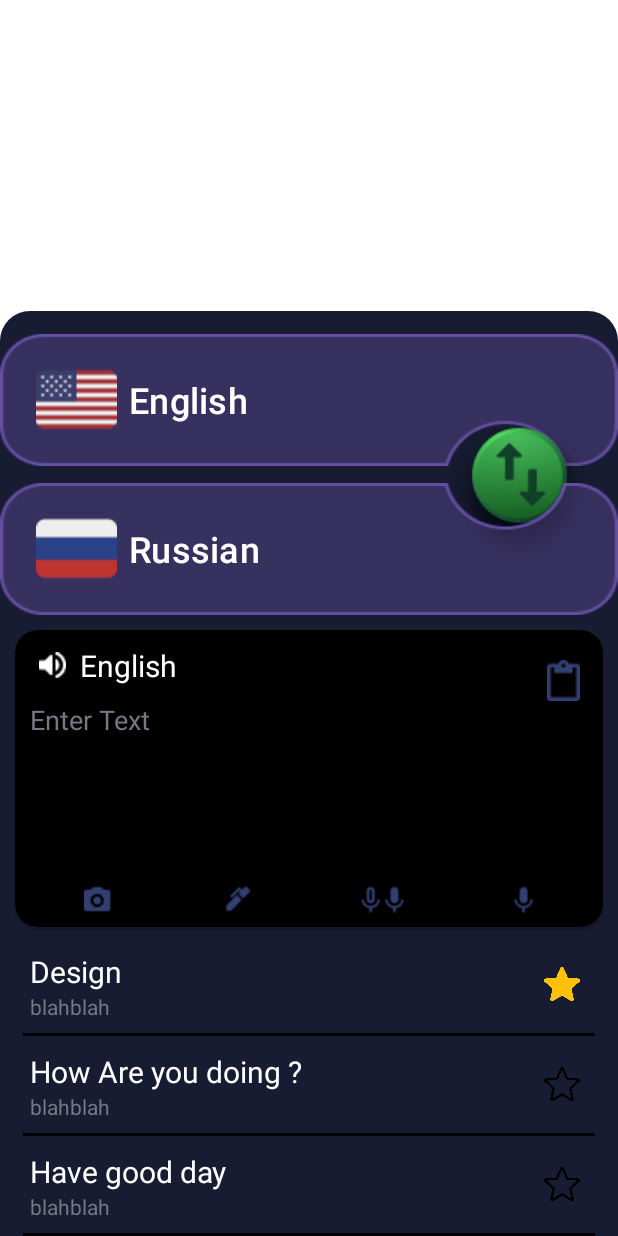
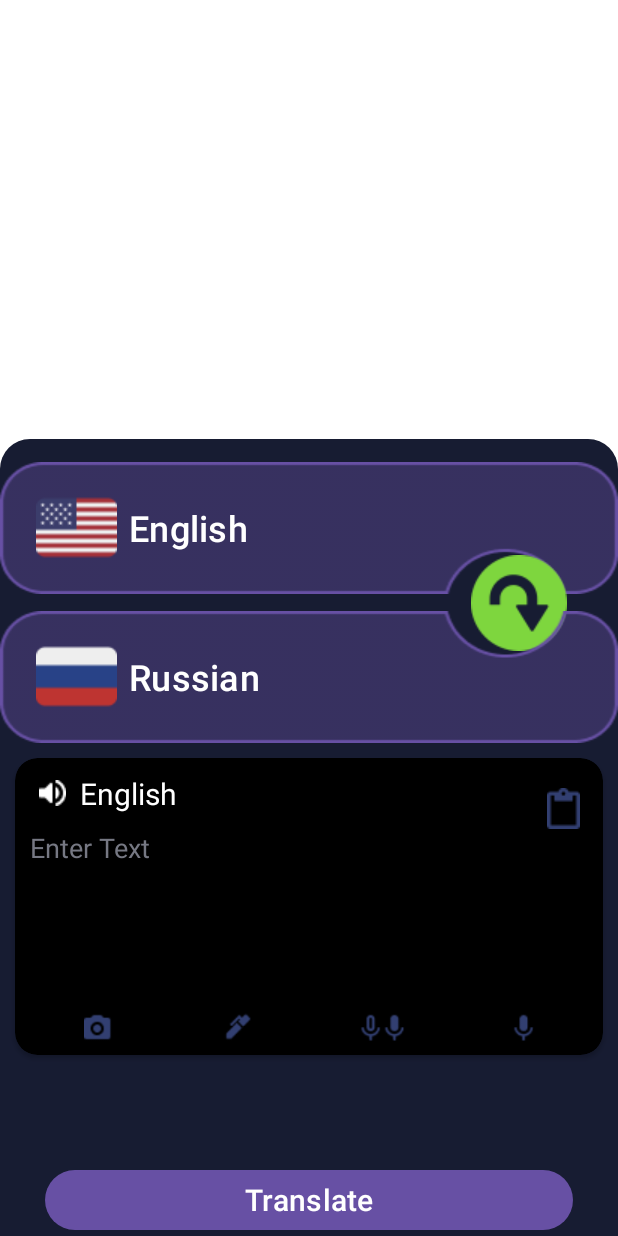
Before and after one commit to zeeshantaj/Translator_App, an Android app: the screen it shows after launch (MainActivity), on a phone screen of 412 x 824 dp. Run offline under Robolectric (Android 15) with nearby library versions, the phone set to English and light mode, and no system bars.

Commit message:
first3 commit

```diff
--- a/app/build.gradle
+++ b/app/build.gradle
@@ -26,6 +26,7 @@ android {
         sourceCompatibility JavaVersion.VERSION_1_8
         targetCompatibility JavaVersion.VERSION_1_8
     }
+
 }
 
 dependencies {
@@ -36,4 +37,6 @@ dependencies {
     testImplementation 'junit:junit:4.13.2'
     androidTestImplementation 'androidx.test.ext:junit:1.1.5'
     androidTestImplementation 'androidx.test.espresso:espresso-core:3.5.1'
+
+  //  implementation 'com.google.cloud:google-cloud-translate:2.6.0'
 }
--- a/app/src/main/java/com/example/langauage_translator_app/MainActivity.java
+++ b/app/src/main/java/com/example/langauage_translator_app/MainActivity.java
@@ -2,13 +2,69 @@ package com.example.langauage_translator_app;
 
 import androidx.appcompat.app.AppCompatActivity;
 
+import android.animation.AnimatorSet;
+import android.animation.ObjectAnimator;
+import android.os.AsyncTask;
 import android.os.Bundle;
+import android.view.View;
+import android.view.animation.Animation;
+import android.view.animation.AnimationUtils;
+import android.view.animation.RotateAnimation;
+import android.widget.Button;
+import android.widget.EditText;
+import android.widget.ImageView;
+import android.widget.TextView;
+
 
 public class MainActivity extends AppCompatActivity {
 
+    private ImageView arrowBtn;
+    private TextView translatedTxt;
+    private EditText editText;
+    private Button translateBtn;
     @Override
     protected void onCreate(Bundle savedInstanceState) {
         super.onCreate(savedInstanceState);
         setContentView(R.layout.activity_main);
+
+        arrowBtn = findViewById(R.id.arrowBtn);
+        translatedTxt = findViewById(R.id.translatedTxt);
+        editText = findViewById(R.id.editText);
+        translateBtn = findViewById(R.id.translateBtn);
+        arrowBtn.setOnClickListener(new View.OnClickListener() {
+            @Override
+            public void onClick(View v) {
+
+                startAnimation();
+            }
+        });
+        translateBtn.setOnClickListener(v -> {
+            String textToTranslate = editText.getText().toString().trim();
+            translateText(textToTranslate);
+        });
+
+
     }
+    private void startAnimation() {
+
+        ObjectAnimator animator = ObjectAnimator.ofFloat(arrowBtn,"rotation",0f,360f);
+        animator.setDuration(1000);
+        AnimatorSet animatorSet = new AnimatorSet();
+        animatorSet.playTogether(animator);
+        animatorSet.start();
+
+    }
+    private String translateText(String textToTranslate) {
+        String translatedText = "";
+
+        // Translate the text from English to Urdu
+//        Translate translate = TranslateOptions.getDefaultInstance().getService();
+//        Translation translation = translate.translate(textToTranslate,
+//                Translate.TranslateOption.targetLanguage("ur"));
+//
+//        translatedText = translation.getTranslatedText();
+        return translatedText;
+    }
+
+
 }
--- /dev/null
+++ b/app/src/main/res/anim/rotate_anim.xml
@@ -0,0 +1,6 @@
+<?xml version="1.0" encoding="utf-8"?>
+<set xmlns:android="http://schemas.android.com/apk/res/android">
+
+    <rotate android:fromDegrees="180"/>
+
+</set>
--- a/app/src/main/res/layout/activity_main.xml
+++ b/app/src/main/res/layout/activity_main.xml
@@ -8,11 +8,12 @@
     android:background="@color/white">
 
 
+
+
     <androidx.constraintlayout.widget.ConstraintLayout
         android:id="@+id/constraintLayout"
         android:layout_width="match_parent"
         android:layout_height="wrap_content"
-
         android:background="@drawable/bottom_sheet_bg"
         app:layout_constraintBottom_toBottomOf="parent"
         app:layout_constraintEnd_toEndOf="parent"
@@ -35,11 +36,11 @@
             android:id="@+id/arrowBtn"
             android:layout_width="wrap_content"
             android:layout_height="wrap_content"
-            android:layout_marginTop="70dp"
-            android:layout_marginEnd="14dp"
-            android:src="@drawable/arrow_btn"
+            android:layout_marginEnd="34dp"
+            android:src="@drawable/down_arrow"
+            app:layout_constraintBottom_toBottomOf="@+id/russianBtn"
             app:layout_constraintEnd_toEndOf="@+id/englishBtn"
-            app:layout_constraintTop_toTopOf="parent" />
+            app:layout_constraintTop_toTopOf="@+id/englishBtn" />
 
         <Button
             android:id="@+id/russianBtn"
@@ -119,145 +120,174 @@
 
         </androidx.cardview.widget.CardView>
 
-        <RelativeLayout
-            android:id="@+id/designRelative"
-            android:layout_width="match_parent"
+
+        <TextView
+            android:id="@+id/translatedTxt"
+            android:layout_width="0dp"
             android:layout_height="wrap_content"
-            android:layout_marginTop="6dp"
-            app:layout_constraintTop_toBottomOf="@id/edCard">
+            app:layout_constraintTop_toBottomOf="@id/edCard"
+            android:textSize="24sp"
+            android:padding="20dp"
+            app:layout_constraintStart_toStartOf="@id/edCard"
+            app:layout_constraintEnd_toEndOf="@id/edCard"
+            app:layout_constraintBottom_toTopOf="@id/translateBtn"
+            android:textColor="@color/white"/>
 
-            <TextView
-                android:id="@+id/wordTxt"
-                android:layout_width="wrap_content"
-                android:layout_height="wrap_content"
-                android:layout_marginStart="20dp"
-                android:layout_marginTop="10dp"
-                android:text="Design"
-                android:textColor="@color/white"
-                android:textSize="20sp" />
-
-            <TextView
-                android:id="@+id/meaning"
-                android:layout_width="wrap_content"
-                android:layout_height="wrap_content"
-                android:layout_below="@+id/wordTxt"
-                android:layout_alignStart="@id/wordTxt"
-                android:text="blahblah"
-                android:textColor="@color/grey" />
+        <Button
+            android:id="@+id/translateBtn"
+            android:layout_width="0dp"
+            android:layout_height="wrap_content"
+            android:text="Translate"
+            android:textColor="@color/white"
+            android:textSize="20sp"
+            android:textAllCaps="false"
+            android:layout_marginStart="20dp"
+            android:layout_marginEnd="20dp"
+            app:layout_constraintEnd_toEndOf="@+id/translatedTxt"
+            app:layout_constraintStart_toStartOf="@+id/translatedTxt"
+            app:layout_constraintTop_toBottomOf="@id/translatedTxt" />
 
 
-            <ImageView
-                android:layout_width="24dp"
-                android:layout_height="24dp"
-                android:layout_alignParentEnd="true"
-                android:layout_marginTop="20dp"
-                android:layout_marginEnd="25dp"
-                android:src="@drawable/star_filled" />
+
+<!--        <RelativeLayout-->
+<!--            android:id="@+id/designRelative"-->
+<!--            android:layout_width="match_parent"-->
+<!--            android:layout_height="wrap_content"-->
+<!--            android:layout_marginTop="6dp"-->
+<!--            app:layout_constraintTop_toBottomOf="@id/edCard">-->
+
+<!--            <TextView-->
+<!--                android:id="@+id/wordTxt"-->
+<!--                android:layout_width="wrap_content"-->
+<!--                android:layout_height="wrap_content"-->
+<!--                android:layout_marginStart="20dp"-->
+<!--                android:layout_marginTop="10dp"-->
+<!--                android:text="Design"-->
+<!--                android:textColor="@color/white"-->
+<!--                android:textSize="20sp" />-->
+
+<!--            <TextView-->
+<!--                android:id="@+id/meaning"-->
+<!--                android:layout_width="wrap_content"-->
+<!--                android:layout_height="wrap_content"-->
+<!--                android:layout_below="@+id/wordTxt"-->
+<!--                android:layout_alignStart="@id/wordTxt"-->
+<!--                android:text="blahblah"-->
+<!--                android:textColor="@color/grey" />-->
 
 
-        </RelativeLayout>
-
-        <View
-            android:id="@+id/view1"
-            android:layout_width="match_parent"
-            android:layout_height="2dp"
-            android:layout_marginStart="15dp"
-            android:layout_marginTop="8dp"
-            android:layout_marginEnd="15dp"
-            android:background="@color/black"
-            app:layout_constraintTop_toBottomOf="@id/designRelative" />
+<!--            <ImageView-->
+<!--                android:layout_width="24dp"-->
+<!--                android:layout_height="24dp"-->
+<!--                android:layout_alignParentEnd="true"-->
+<!--                android:layout_marginTop="20dp"-->
+<!--                android:layout_marginEnd="25dp"-->
+<!--                android:src="@drawable/star_filled" />-->
 
 
-        <RelativeLayout
-            android:id="@+id/relative2"
-            android:layout_width="match_parent"
-            android:layout_height="wrap_content"
-            app:layout_constraintTop_toBottomOf="@id/view1">
+<!--        </RelativeLayout>-->
 
-            <TextView
-                android:id="@+id/wordTxt2"
-                android:layout_width="wrap_content"
-                android:layout_height="wrap_content"
-                android:layout_marginStart="20dp"
-                android:layout_marginTop="10dp"
-                android:text="How Are you doing ?"
-                android:textColor="@color/white"
-                android:textSize="20sp" />
-
-            <ImageView
-                android:layout_width="24dp"
-                android:layout_height="24dp"
-                android:layout_alignParentEnd="true"
-                android:layout_marginTop="20dp"
-                android:layout_marginEnd="25dp"
-                android:src="@drawable/star" />
-
-            <TextView
-                android:id="@+id/meaning2"
-                android:layout_width="wrap_content"
-                android:layout_height="wrap_content"
-                android:layout_below="@+id/wordTxt2"
-                android:layout_alignStart="@id/wordTxt2"
-                android:text="blahblah"
-                android:textColor="@color/grey" />
-        </RelativeLayout>
-
-        <View
-            android:id="@+id/view2"
-            android:layout_width="match_parent"
-            android:layout_height="2dp"
-            android:layout_marginStart="15dp"
-            android:layout_marginTop="8dp"
-            android:layout_marginEnd="15dp"
-            android:background="@color/black"
-            app:layout_constraintTop_toBottomOf="@id/relative2" />
-
-        <RelativeLayout
-            android:id="@+id/relative3"
-            android:layout_width="match_parent"
-            android:layout_height="wrap_content"
-            app:layout_constraintTop_toBottomOf="@id/view2">
-
-            <TextView
-                android:id="@+id/wordTxt1"
-                android:layout_width="wrap_content"
-                android:layout_height="wrap_content"
-                android:layout_marginStart="20dp"
-                android:layout_marginTop="10dp"
-                android:text="Have good day"
-                android:textColor="@color/white"
-                android:textSize="20sp" />
-
-            <ImageView
-                android:id="@+id/starImage"
-                android:layout_width="24dp"
-                android:layout_height="24dp"
-                android:layout_alignParentEnd="true"
-                android:layout_marginTop="20dp"
-                android:layout_marginEnd="25dp"
-                android:src="@drawable/star" />
-
-            <TextView
-                android:id="@+id/meaning1"
-                android:layout_width="wrap_content"
-                android:layout_height="wrap_content"
-                android:layout_below="@+id/wordTxt1"
-                android:layout_alignStart="@id/wordTxt1"
-                android:text="blahblah"
-                android:textColor="@color/grey" />
+<!--        <View-->
+<!--            android:id="@+id/view1"-->
+<!--            android:layout_width="match_parent"-->
+<!--            android:layout_height="2dp"-->
+<!--            android:layout_marginStart="15dp"-->
+<!--            android:layout_marginTop="8dp"-->
+<!--            android:layout_marginEnd="15dp"-->
+<!--            android:background="@color/black"-->
+<!--            app:layout_constraintTop_toBottomOf="@id/designRelative" />-->
 
 
-        </RelativeLayout>
+<!--        <RelativeLayout-->
+<!--            android:id="@+id/relative2"-->
+<!--            android:layout_width="match_parent"-->
+<!--            android:layout_height="wrap_content"-->
+<!--            app:layout_constraintTop_toBottomOf="@id/view1">-->
 
-        <View
-            android:id="@+id/view3"
-            android:layout_width="match_parent"
-            android:layout_height="2dp"
-            android:layout_marginStart="15dp"
-            android:layout_marginTop="8dp"
-            android:layout_marginEnd="15dp"
-            android:background="@color/black"
-            app:layout_constraintTop_toBottomOf="@id/relative3" />
+<!--            <TextView-->
+<!--                android:id="@+id/wordTxt2"-->
+<!--                android:layout_width="wrap_content"-->
+<!--                android:layout_height="wrap_content"-->
+<!--                android:layout_marginStart="20dp"-->
+<!--                android:layout_marginTop="10dp"-->
+<!--                android:text="How Are you doing ?"-->
+<!--                android:textColor="@color/white"-->
+<!--                android:textSize="20sp" />-->
+
+<!--            <ImageView-->
+<!--                android:layout_width="24dp"-->
+<!--                android:layout_height="24dp"-->
+<!--                android:layout_alignParentEnd="true"-->
+<!--                android:layout_marginTop="20dp"-->
+<!--                android:layout_marginEnd="25dp"-->
+<!--                android:src="@drawable/star" />-->
+
+<!--            <TextView-->
+<!--                android:id="@+id/meaning2"-->
+<!--                android:layout_width="wrap_content"-->
+<!--                android:layout_height="wrap_content"-->
+<!--                android:layout_below="@+id/wordTxt2"-->
+<!--                android:layout_alignStart="@id/wordTxt2"-->
+<!--                android:text="blahblah"-->
+<!--                android:textColor="@color/grey" />-->
+<!--        </RelativeLayout>-->
+
+<!--        <View-->
+<!--            android:id="@+id/view2"-->
+<!--            android:layout_width="match_parent"-->
+<!--            android:layout_height="2dp"-->
+<!--            android:layout_marginStart="15dp"-->
+<!--            android:layout_marginTop="8dp"-->
+<!--            android:layout_marginEnd="15dp"-->
+<!--            android:background="@color/black"-->
+<!--            app:layout_constraintTop_toBottomOf="@id/relative2" />-->
+
+<!--        <RelativeLayout-->
+<!--            android:id="@+id/relative3"-->
+<!--            android:layout_width="match_parent"-->
+<!--            android:layout_height="wrap_content"-->
+<!--            app:layout_constraintTop_toBottomOf="@id/view2">-->
+
+<!--            <TextView-->
+<!--                android:id="@+id/wordTxt1"-->
+<!--                android:layout_width="wrap_content"-->
+<!--                android:layout_height="wrap_content"-->
+<!--                android:layout_marginStart="20dp"-->
+<!--                android:layout_marginTop="10dp"-->
+<!--                android:text="Have good day"-->
+<!--                android:textColor="@color/white"-->
+<!--                android:textSize="20sp" />-->
+
+<!--            <ImageView-->
+<!--                android:id="@+id/starImage"-->
+<!--                android:layout_width="24dp"-->
+<!--                android:layout_height="24dp"-->
+<!--                android:layout_alignParentEnd="true"-->
+<!--                android:layout_marginTop="20dp"-->
+<!--                android:layout_marginEnd="25dp"-->
+<!--                android:src="@drawable/star" />-->
+
+<!--            <TextView-->
+<!--                android:id="@+id/meaning1"-->
+<!--                android:layout_width="wrap_content"-->
+<!--                android:layout_height="wrap_content"-->
+<!--                android:layout_below="@+id/wordTxt1"-->
+<!--                android:layout_alignStart="@id/wordTxt1"-->
+<!--                android:text="blahblah"-->
+<!--                android:textColor="@color/grey" />-->
+
+
+<!--        </RelativeLayout>-->
+
+<!--        <View-->
+<!--            android:id="@+id/view3"-->
+<!--            android:layout_width="match_parent"-->
+<!--            android:layout_height="2dp"-->
+<!--            android:layout_marginStart="15dp"-->
+<!--            android:layout_marginTop="8dp"-->
+<!--            android:layout_marginEnd="15dp"-->
+<!--            android:background="@color/black"-->
+<!--            app:layout_constraintTop_toBottomOf="@id/relative3" />-->
     </androidx.constraintlayout.widget.ConstraintLayout>
 
 
```
Also changed, not shown: app/src/main/res/drawable/down_arrow.png (added).
